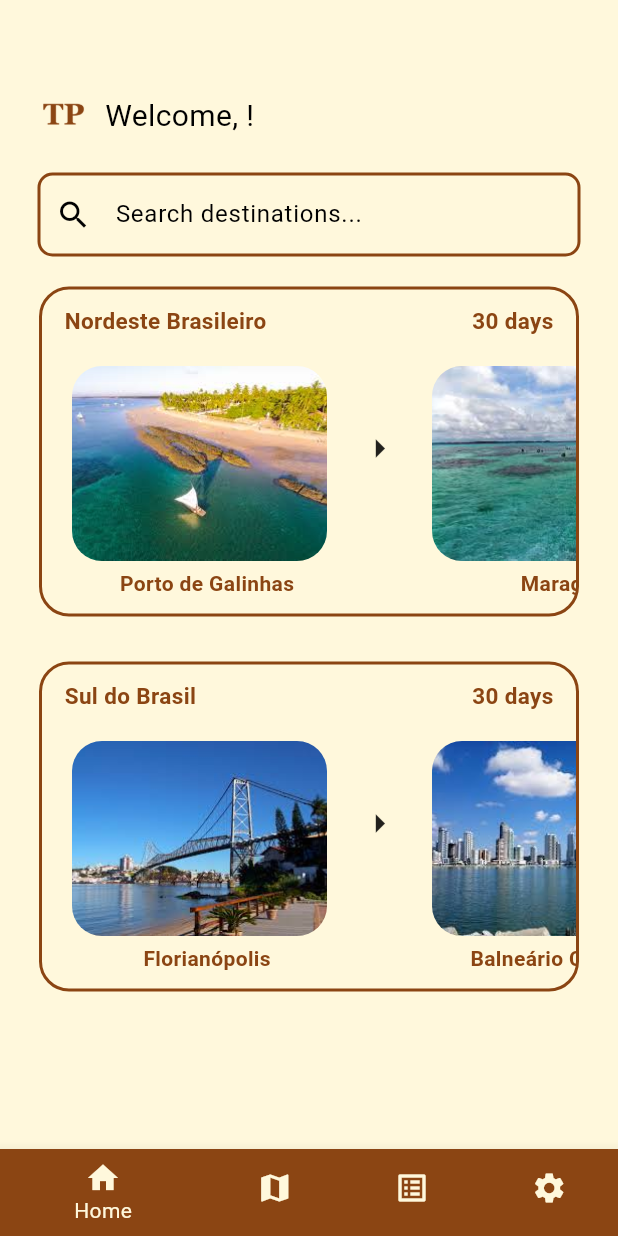
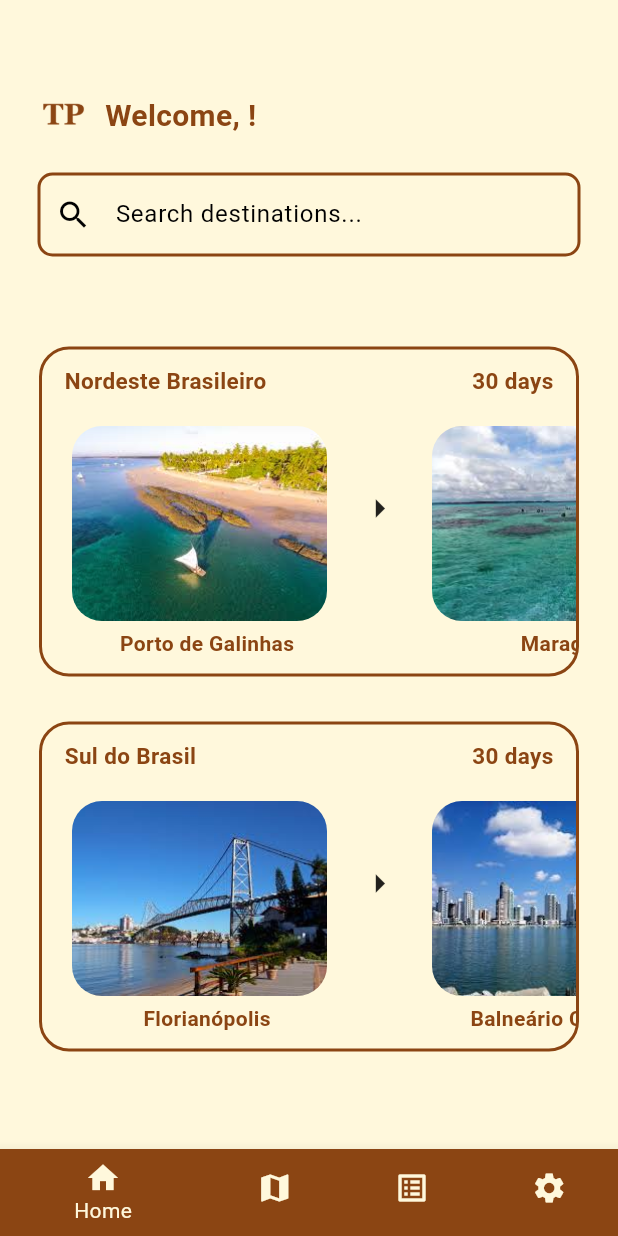
Before and after one commit to VitorFranciscoDev/trip-planner-app, a Flutter app: the BottomNavigatorScreen screen opened directly, on a phone screen of 412 x 824 dp. Run offline on Flutter 3.47's test engine with Material 3 defaults, Android fonts, the phone set to English and light mode, and no system bars; our stand-ins replace flutter_map, geolocator, latlong2, permission_handler, shared_preferences, sqflite; missing offline and left inert: flutter_map_location_marker; accounts and stored records are empty; Roboto replaces fonts that are missing (Times New Roman).

Commit message:
refactor(): home screen adjusted

```diff
--- a/lib/infrastructure/presentation/app/app_global_state.dart
+++ b/lib/infrastructure/presentation/app/app_global_state.dart
@@ -3,10 +3,10 @@ import 'package:flutter_localizations/flutter_localizations.dart';
 import 'package:provider/provider.dart';
 import 'package:trip_planner/infrastructure/presentation/app/app_localizations.dart';
 import 'package:trip_planner/infrastructure/presentation/bottom-navigator/bottom_navigator_screen.dart';
-import 'package:trip_planner/infrastructure/presentation/intl/intl_state.dart';
+import 'package:trip_planner/infrastructure/presentation/app/intl/intl_state.dart';
 import 'package:trip_planner/infrastructure/presentation/login/login_screen.dart';
-import 'package:trip_planner/infrastructure/presentation/theme/theme.dart';
-import 'package:trip_planner/infrastructure/presentation/theme/theme_provider.dart';
+import 'package:trip_planner/infrastructure/presentation/app/theme/theme.dart';
+import 'package:trip_planner/infrastructure/presentation/app/theme/theme_provider.dart';
 import 'package:trip_planner/infrastructure/presentation/user/user_state.dart';
 
 class MyApp extends StatelessWidget {
--- a/lib/infrastructure/presentation/config/config_screen.dart
+++ b/lib/infrastructure/presentation/config/config_screen.dart
@@ -4,9 +4,9 @@ import 'package:trip_planner/entities/user.dart';
 import 'package:trip_planner/infrastructure/presentation/app/app_localizations.dart';
 import 'package:trip_planner/infrastructure/presentation/app/components/text_field_component.dart';
 import 'package:trip_planner/infrastructure/presentation/config/config_state.dart';
-import 'package:trip_planner/infrastructure/presentation/intl/intl_state.dart';
+import 'package:trip_planner/infrastructure/presentation/app/intl/intl_state.dart';
 import 'package:trip_planner/infrastructure/presentation/login/login_screen.dart';
-import 'package:trip_planner/infrastructure/presentation/theme/theme_provider.dart';
+import 'package:trip_planner/infrastructure/presentation/app/theme/theme_provider.dart';
 import 'package:trip_planner/infrastructure/presentation/user/user_state.dart';
 
 class ConfigScreen extends StatefulWidget {
--- a/lib/infrastructure/presentation/home/home_screen.dart
+++ b/lib/infrastructure/presentation/home/home_screen.dart
@@ -29,10 +29,8 @@ class _HomeScreenState extends State<HomeScreen> {
     return SingleChildScrollView(
       child: Column(
         children: [
-          Padding(
-            padding: EdgeInsets.only(top: 50),
-            child: Row(
-              mainAxisAlignment: MainAxisAlignment.start,
+          const SizedBox(height: 50),
+          Row(
             children: [
               Padding(
                 padding: EdgeInsets.only(left: 15),
@@ -43,14 +41,18 @@ class _HomeScreenState extends State<HomeScreen> {
               ),
               Text(
                 intl.welcomeUser(name),
-                  style: TextStyle(fontFamily: "Times New Roman", fontSize: 20),
+                style: TextStyle(
+                  fontFamily: "Times New Roman",
+                  fontSize: 20,
+                  fontWeight: FontWeight.w700,
+                  color: theme.colorScheme.primary,
+                ),
               ),
             ],
           ),
-          ),
           const SizedBox(height: 10),
           Padding(
-            padding: EdgeInsets.only(left: 25, right: 25, bottom: 20),
+            padding: EdgeInsets.symmetric(horizontal: 25),
             child: TextField(
               controller: controllerSearch,
               decoration: InputDecoration(
@@ -175,6 +177,7 @@ class _HomeScreenState extends State<HomeScreen> {
                   style: TextStyle(color: Colors.grey),
                 ),
               ),
+          const SizedBox(height: 60),
           Padding(
             padding: EdgeInsets.symmetric(horizontal: 25),
             child: GestureDetector(
@@ -260,8 +263,9 @@ class _HomeScreenState extends State<HomeScreen> {
               ),
             ),
           ),
+          const SizedBox(height: 30),
           Padding(
-            padding: EdgeInsets.only(top: 30, right: 25, left: 25),
+            padding: EdgeInsets.symmetric(horizontal: 25),
             child: GestureDetector(
               child: Container(
                 width: 360,
--- a/lib/infrastructure/presentation/trip-register/trip_register_screen.dart
+++ b/lib/infrastructure/presentation/trip-register/trip_register_screen.dart
@@ -118,11 +118,11 @@ class _TripScreenState extends State<TripScreen> {
     final stops = context.read<StopsProvider>().stops;
 
     return SingleChildScrollView(
-      child: Center(
       child: Column(
         children: [
+          const SizedBox(height: 50),
           Padding(
-              padding: EdgeInsets.only(top: 50, right: 220),
+            padding: EdgeInsets.only(left: 15),
             child: Text(intl.newTrip, style:
               TextStyle(
                 fontFamily: "Times New Roman",
@@ -443,7 +443,6 @@ class _TripScreenState extends State<TripScreen> {
           ),
         ],
       ),
-      ),
     );
   }
 }
--- a/lib/main.dart
+++ b/lib/main.dart
@@ -4,12 +4,12 @@ import 'package:trip_planner/infrastructure/presentation/app/app_global_state.da
 import 'package:trip_planner/infrastructure/presentation/bottom-navigator/bottom_navigator_state.dart';
 import 'package:trip_planner/infrastructure/presentation/config/config_state.dart';
 import 'package:trip_planner/infrastructure/presentation/home/home_state.dart';
-import 'package:trip_planner/infrastructure/presentation/intl/intl_state.dart';
+import 'package:trip_planner/infrastructure/presentation/app/intl/intl_state.dart';
 import 'package:trip_planner/infrastructure/presentation/login/login_state.dart';
 import 'package:trip_planner/infrastructure/presentation/map/map_state.dart';
 import 'package:trip_planner/infrastructure/presentation/register/register_state.dart';
 import 'package:trip_planner/infrastructure/presentation/search-result/search_result_state.dart';
-import 'package:trip_planner/infrastructure/presentation/theme/theme_provider.dart';
+import 'package:trip_planner/infrastructure/presentation/app/theme/theme_provider.dart';
 import 'package:trip_planner/infrastructure/presentation/group/group_state.dart';
 import 'package:trip_planner/infrastructure/presentation/trip-register/trip_register_state.dart';
 import 'package:trip_planner/infrastructure/presentation/trip/trip_state.dart';
```
Also changed, not shown: lib/infrastructure/presentation/app/intl/intl_state.dart (renamed from lib/infrastructure/presentation/intl/intl_state.dart), lib/infrastructure/presentation/app/theme/theme.dart (renamed from lib/infrastructure/presentation/theme/theme.dart), lib/infrastructure/presentation/app/theme/theme_provider.dart (renamed from lib/infrastructure/presentation/theme/theme_provider.dart). Lines whose indentation alone changed are shown as unchanged.
